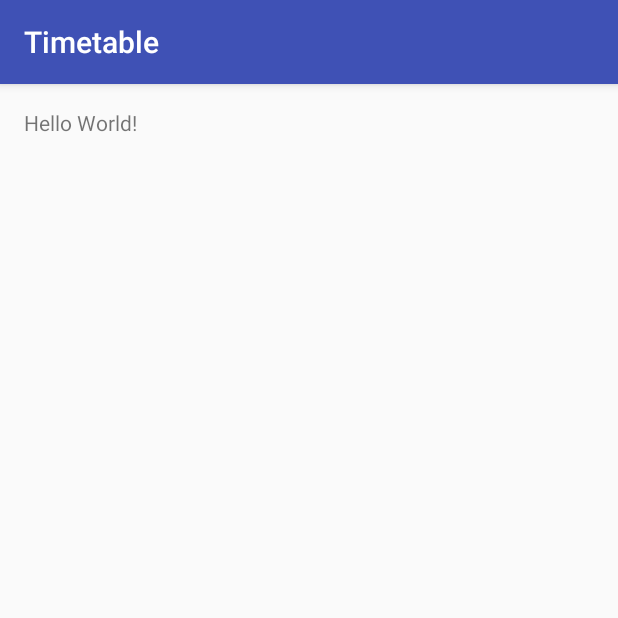
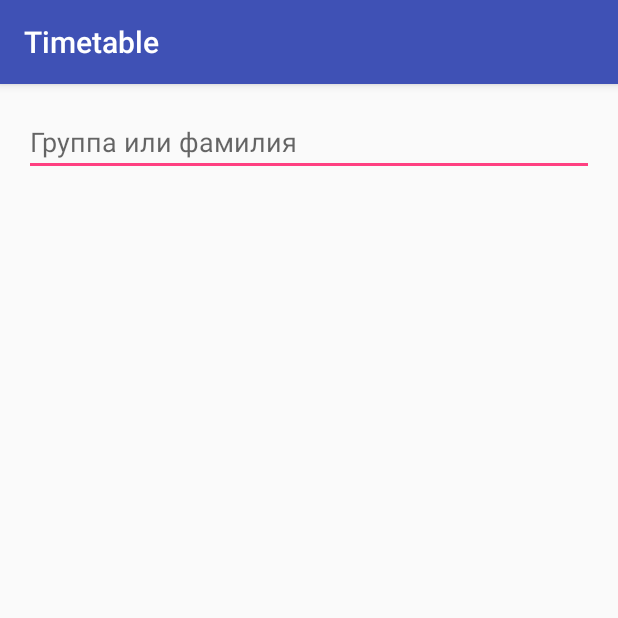
Before and after one commit to ravendyg/timetable-client, an Android app: the screen it shows after launch (MainActivity), on a phone screen of 412 x 824 dp, the top half of it. Run offline under Robolectric (Android 15) with nearby library versions, the phone set to English and light mode, and no system bars.

Commit message:
Parse sync data and store into DB, start scaffolding search activity

```diff
--- a/Timetable/app/src/main/java/com/example/me/timetable/HttpService.java
+++ b/Timetable/app/src/main/java/com/example/me/timetable/HttpService.java
@@ -17,7 +17,7 @@ public class HttpService
 {
   private static final String tag = "http service";
 
-  private static final String SYNC_API_URL = "http://192.168.1.200:3011/sync";
+  private static final String SYNC_API_URL = "http://192.168.1.157:3011/sync";
 
   public static String getSync (String time, long timestamp)
   {
--- a/Timetable/app/src/main/java/com/example/me/timetable/MainActivity.java
+++ b/Timetable/app/src/main/java/com/example/me/timetable/MainActivity.java
@@ -9,13 +9,26 @@ import android.database.sqlite.SQLiteDatabase;
 import android.net.ConnectivityManager;
 import android.net.NetworkInfo;
 import android.os.AsyncTask;
+import android.os.SystemClock;
 import android.preference.PreferenceManager;
 import android.support.v4.content.ContextCompat;
+import android.support.v4.widget.TextViewCompat;
 import android.support.v7.app.AppCompatActivity;
 import android.os.Bundle;
 import android.util.Log;
+import android.view.KeyEvent;
+import android.view.MotionEvent;
+import android.view.inputmethod.EditorInfo;
+import android.view.inputmethod.InputMethodManager;
+import android.widget.ArrayAdapter;
+import android.widget.EditText;
+import android.widget.ScrollView;
+import android.widget.TextView;
 
 import com.example.me.timetable.data.DbHelper;
+import com.example.me.timetable.data.DbHelper.dataEntry;
+
+import org.json.JSONException;
 
 import java.net.URL;
 import java.util.Date;
@@ -23,6 +36,10 @@ import java.util.Date;
 public class MainActivity extends AppCompatActivity
 {
   private final String tag = this.getClass().getSimpleName();
+
+  private EditText searchBar;
+
+  private ArrayAdapter<String> eventsAdapter;
 
   @Override
   protected void onCreate(Bundle savedInstanceState)
@@ -34,35 +51,75 @@ public class MainActivity extends AppCompatActivity
 
     if ( isOnline() )
     {
-      new SyncData().execute();
+      new SyncData("9:00").execute();
     }
+
+    searchBar = (EditText) findViewById(R.id.search_bar);
+    searchBar.setOnEditorActionListener(
+      new EditText.OnEditorActionListener()
+      {
+        @Override
+        public boolean onEditorAction (TextView view, int actionId, KeyEvent event)
+        {
+          if (actionId == EditorInfo.IME_ACTION_DONE)
+          {
+            performSearch();
+            InputMethodManager imm = (InputMethodManager)getSystemService(Context.INPUT_METHOD_SERVICE);
+            imm.hideSoftInputFromWindow(view.getWindowToken(), 0);
+
+            return true;
+          }
+          return false;
+        }
+      }
+    );
   }
 
-  private class SyncData extends AsyncTask<URL, Void, String []>
+  private void performSearch ()
+  {
+    Log.e(tag, searchBar.getText().toString());
+  }
+
+  private class SyncData extends AsyncTask<URL, Void, String>
   {
     private final String tag = this.getClass().getSimpleName();
 
     private long now;
 
-    protected String [] doInBackground (URL... urls)
+    private String time;
+
+    public SyncData (String newTime)
+    {
+      time = newTime;
+    }
+
+    protected String doInBackground (URL... urls)
     {
       now = (new Date()).getTime();
       long timestamp = getTimestamp();
 
-      String syncData [] = new String[1];
-      syncData[0] = HttpService.getSync("9:00", timestamp);
+      String syncData;
+      syncData = HttpService.getSync(time, timestamp);
 
-      return syncData;
+      EventElement [] output;
+
+      int resultLength = 0;
+      try
+      {
+        output = ResponseParser.getElements(syncData);
+        storeChanges(time, output);
+        setTimestamp(now);
+      }
+      catch (JSONException e)
+      {
+        Log.e(tag, "response is empty", e);
+      }
+      return "";
     }
 
-    protected void onPostExecute (String [] syncData)
+    protected void onPostExecute (String q)
     {
-      for (int i = 0; i < syncData.length; i++)
-      {
-        Log.e(tag, syncData[i]);
-      }
-
-      setTimestamp(now);
+      Log.e(tag, q);
     }
   }
 
@@ -117,4 +174,35 @@ public class MainActivity extends AppCompatActivity
 
     db.close();
   }
+
+  private void storeChanges (String time, EventElement [] data)
+  {
+    // connect to location db in write mode
+    DbHelper mDbHelper = new DbHelper(this);
+    SQLiteDatabase db = mDbHelper.getWritableDatabase();
+
+    for (int k = 0; k < data.length; k++)
+    {
+      try
+      {
+        ContentValues event = new ContentValues();
+        event.put(dataEntry.TIME, time);
+        event.put(dataEntry.DAY, data[k].day);
+        event.put(dataEntry.PLACE, data[k].place);
+        event.put(dataEntry.NAME, data[k].name);
+        event.put(dataEntry.GROUP, data[k].group);
+        event.put(dataEntry.PERSON, data[k].person);
+        event.put(dataEntry.PERSON_ID, data[k].personId);
+        event.put(dataEntry.FULL_NAME, data[k].fullName);
+        event.put(dataEntry.STATUS, data[k].status);
+        event.put(dataEntry.TIMESTAMP, data[k].timestamp);
+
+        db.insert(dataEntry.TABLE_NAME, null, event);
+      }
+      catch (Exception e)
+      {
+        Log.e(tag, "inserting event into db", e);
+      }
+    }
+  }
 }
--- /dev/null
+++ b/Timetable/app/src/main/java/com/example/me/timetable/ResponseParser.java
@@ -0,0 +1,46 @@
+package com.example.me.timetable;
+
+import org.json.JSONArray;
+import org.json.JSONException;
+import org.json.JSONObject;
+
+/**
+ * Created by me on 21/08/16.
+ */
+public class ResponseParser
+{
+  public static EventElement [] getElements (String rawJson)
+    throws JSONException
+  {
+    EventElement [] result;
+    try
+    {
+      JSONArray list = new JSONObject(rawJson).getJSONArray("changes");
+      result = new EventElement[list.length()];
+
+      for (int i = 0; i < list.length(); i++)
+      {
+        JSONObject elem = list.getJSONObject(i);
+        result[i] =
+          new EventElement(
+            elem.getInt("d"),
+            elem.getString("p"),
+            elem.getString("g"),
+            elem.getString("n"),
+            elem.getString("pn"),
+            elem.getInt("pi"),
+            elem.getString("f"),
+            elem.getInt("s"),
+            elem.getLong("ts")
+          );
+
+      }
+    }
+    catch (JSONException e)
+    {
+      result = new EventElement[0];
+    }
+
+    return result;
+  }
+}
--- a/Timetable/app/src/main/java/com/example/me/timetable/data/DbHelper.java
+++ b/Timetable/app/src/main/java/com/example/me/timetable/data/DbHelper.java
@@ -45,7 +45,23 @@ public class DbHelper extends SQLiteOpenHelper
     public static final String TIMESTAMP = "timestamp";
   }
 
-  private static final int DB_VERSION = 3;
+  public static class groupEntry implements BaseColumns
+  {
+    public static final String TABLE_NAME = "groups";
+
+    public static final String NAME = "name";
+  }
+
+  public static class personEntry implements  BaseColumns
+  {
+    public static final String TABLE_NAME = "people";
+
+    public static final String PERSON_ID = "person_id";
+
+    public static final String FULL_NAME = "full_name";
+  }
+
+  private static final int DB_VERSION = 4;
 
   static final String DB_NAME = "timetable.db";
 
@@ -83,8 +99,23 @@ public class DbHelper extends SQLiteOpenHelper
         timeEntry.TIMESTAMP   + " INTEGER NOT NULL, " +
         "UNIQUE (" + timeEntry.COUNTER + ") ON CONFLICT REPLACE);";
 
+    final String CREATE_GROUPS_TABLE =
+      "CREATE TABLE " + groupEntry.TABLE_NAME + " (" +
+        groupEntry._ID  + " INTEGER PRIMARY KEY AUTOINCREMENT, " +
+        groupEntry.NAME + " TEXT NOT NULL, " +
+        "UNIQUE (" + groupEntry.NAME + ") ON CONFLICT REPLACE);";
+
+    final String CREATE_PEOPLE_TABLE =
+      "CREATE TABLE " + personEntry.TABLE_NAME + " (" +
+        personEntry._ID         + " INTEGER PRIMARY KEY AUTOINCREMENT, " +
+        personEntry.PERSON_ID   + " INTEGER NOT NULL, " +
+        personEntry.FULL_NAME   + " TEXT NOT NULL, " +
+        "UNIQUE (" + personEntry.PERSON_ID + ") ON CONFLICT REPLACE);";
+
     db.execSQL(CREATE_STAMP_TABLE);
     db.execSQL(CREATE_TABLE_TABLE);
+    db.execSQL(CREATE_GROUPS_TABLE);
+    db.execSQL(CREATE_PEOPLE_TABLE);
 
 //    Log.d("sql", CREATE_TABLE_TABLE);
   }
--- a/Timetable/app/src/main/res/layout/activity_main.xml
+++ b/Timetable/app/src/main/res/layout/activity_main.xml
@@ -1,5 +1,5 @@
 <?xml version="1.0" encoding="utf-8"?>
-<RelativeLayout
+<LinearLayout
     xmlns:android="http://schemas.android.com/apk/res/android"
     xmlns:tools="http://schemas.android.com/tools"
     android:layout_width="match_parent"
@@ -8,10 +8,23 @@
     android:paddingLeft="@dimen/activity_horizontal_margin"
     android:paddingRight="@dimen/activity_horizontal_margin"
     android:paddingTop="@dimen/activity_vertical_margin"
+    android:orientation="vertical"
     tools:context="com.example.me.timetable.MainActivity">
 
-    <TextView
-        android:layout_width="wrap_content"
+    <EditText
+        android:id="@+id/search_bar"
+        android:layout_width="match_parent"
         android:layout_height="wrap_content"
-        android:text="Hello World!"/>
-</RelativeLayout>
+        android:inputType="text"
+        android:singleLine="true"
+        android:imeOptions="actionDone"
+        android:hint="@string/search_hint"
+    />
+
+    <ScrollView
+        android:id="@+id/scroll_view"
+        android:layout_width="match_parent"
+        android:layout_height="wrap_content"
+        android:layout_weight="1"
+    />
+</LinearLayout>
--- a/Timetable/app/src/main/res/values/strings.xml
+++ b/Timetable/app/src/main/res/values/strings.xml
@@ -1,5 +1,6 @@
 <resources>
     <string name="app_name">Timetable</string>
 
-    <string name="pref_refresh">pref_refresh</string>
+    <string name="pref_refresh" translatable="false">pref_refresh</string>
+    <string name="search_hint">Группа или фамилия</string>
 </resources>
```
Also changed, not shown: Timetable/app/src/main/java/com/example/me/timetable/EventElement.java (added, +51 -0 lines), Timetable/app/src/main/java/com/example/me/timetable/EventsArrayAdapter.java (added, +38 -0 lines).
